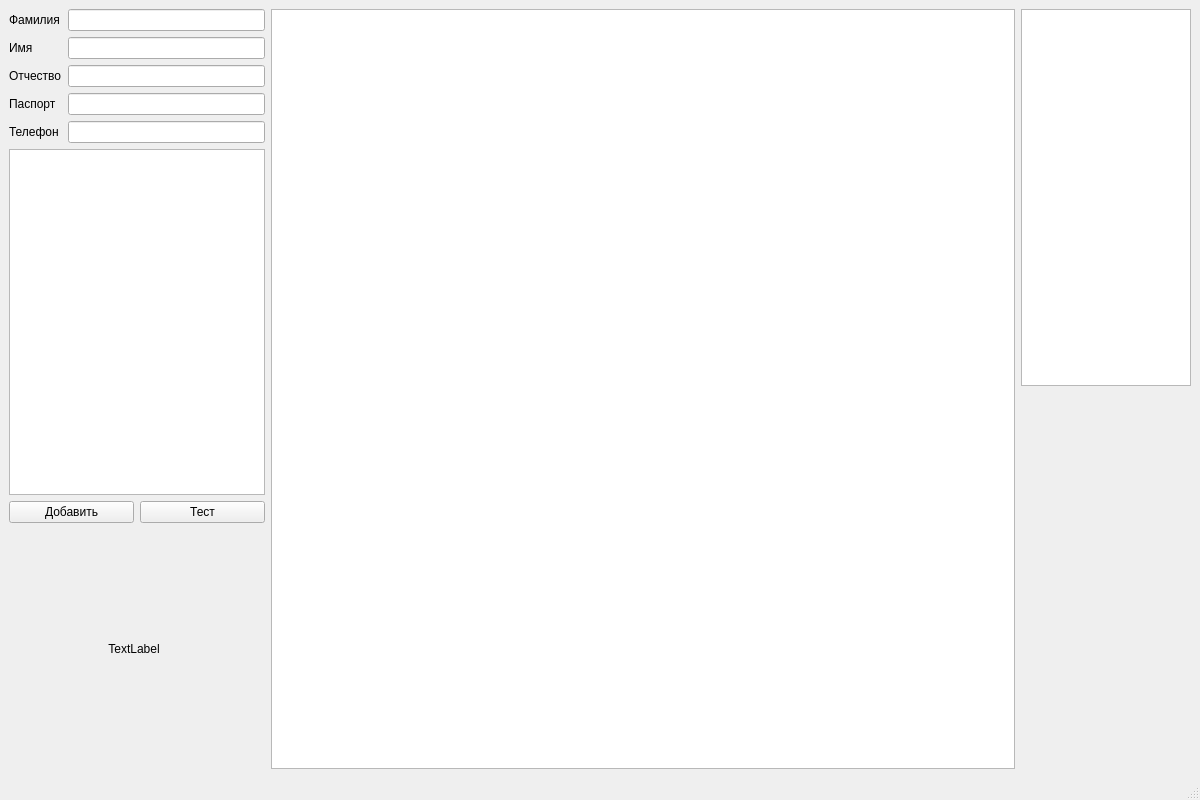
piza0-0/BankRegister, file MainWindow.ui: the form before one commit.
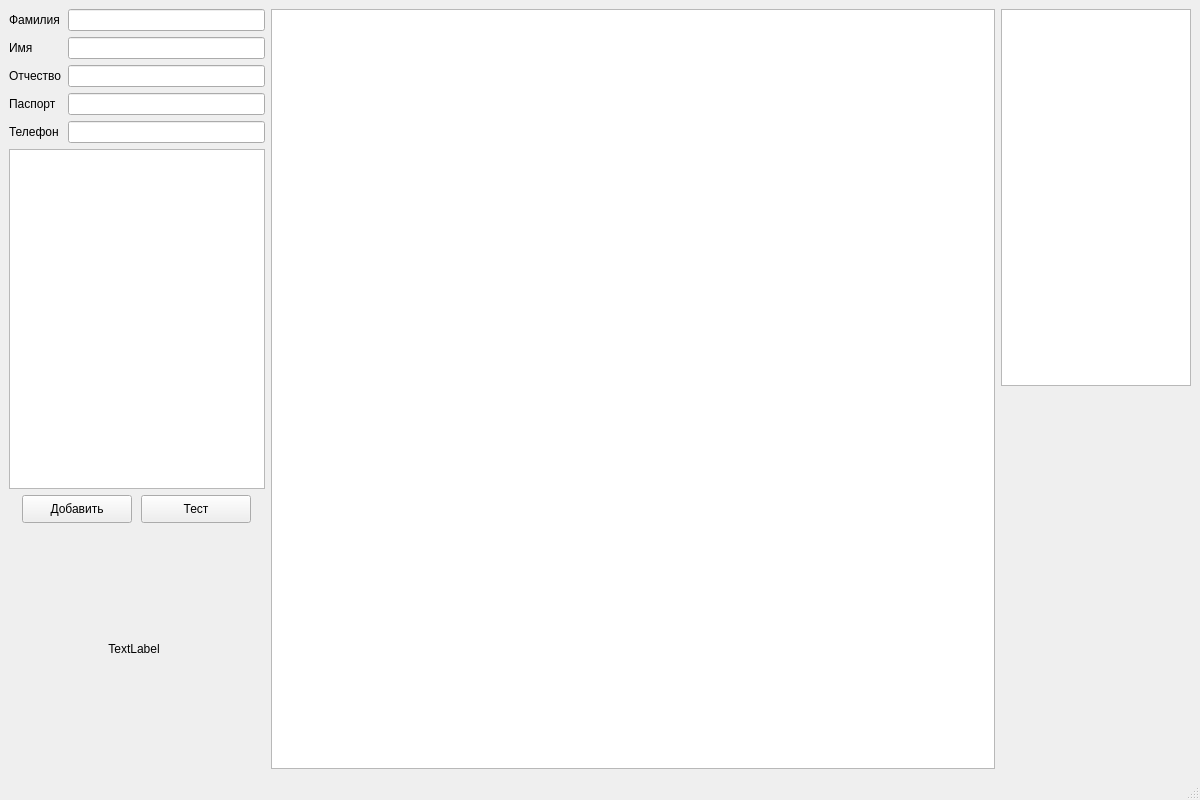
The form after the commit.

Commit message: Изменен дизайн главного окна

```diff
--- a/MainWindow.ui
+++ b/MainWindow.ui
@@ -172,14 +172,32 @@
         </item>
         <item>
          <layout class="QHBoxLayout" name="horizontalLayout">
+          <property name="leftMargin">
+           <number>10</number>
+          </property>
+          <property name="rightMargin">
+           <number>10</number>
+          </property>
           <item>
            <widget class="QPushButton" name="pb_select">
             <property name="sizePolicy">
-             <sizepolicy hsizetype="Minimum" vsizetype="Fixed">
-              <horstretch>50</horstretch>
+             <sizepolicy hsizetype="Fixed" vsizetype="Fixed">
+              <horstretch>0</horstretch>
               <verstretch>0</verstretch>
              </sizepolicy>
             </property>
+            <property name="minimumSize">
+             <size>
+              <width>110</width>
+              <height>28</height>
+             </size>
+            </property>
+            <property name="maximumSize">
+             <size>
+              <width>110</width>
+              <height>28</height>
+             </size>
+            </property>
             <property name="layoutDirection">
              <enum>Qt::RightToLeft</enum>
             </property>
@@ -191,11 +209,23 @@
           <item>
            <widget class="QPushButton" name="pb_test">
             <property name="sizePolicy">
-             <sizepolicy hsizetype="Minimum" vsizetype="Fixed">
-              <horstretch>50</horstretch>
+             <sizepolicy hsizetype="Fixed" vsizetype="Fixed">
+              <horstretch>0</horstretch>
               <verstretch>0</verstretch>
              </sizepolicy>
             </property>
+            <property name="minimumSize">
+             <size>
+              <width>110</width>
+              <height>28</height>
+             </size>
+            </property>
+            <property name="maximumSize">
+             <size>
+              <width>110</width>
+              <height>28</height>
+             </size>
+            </property>
             <property name="layoutDirection">
              <enum>Qt::RightToLeft</enum>
             </property>
@@ -280,13 +310,13 @@
       </property>
       <property name="minimumSize">
        <size>
-        <width>150</width>
+        <width>190</width>
         <height>0</height>
        </size>
       </property>
       <property name="maximumSize">
        <size>
-        <width>170</width>
+        <width>190</width>
         <height>400</height>
        </size>
       </property>
```
The commit also changes 1 other file.
